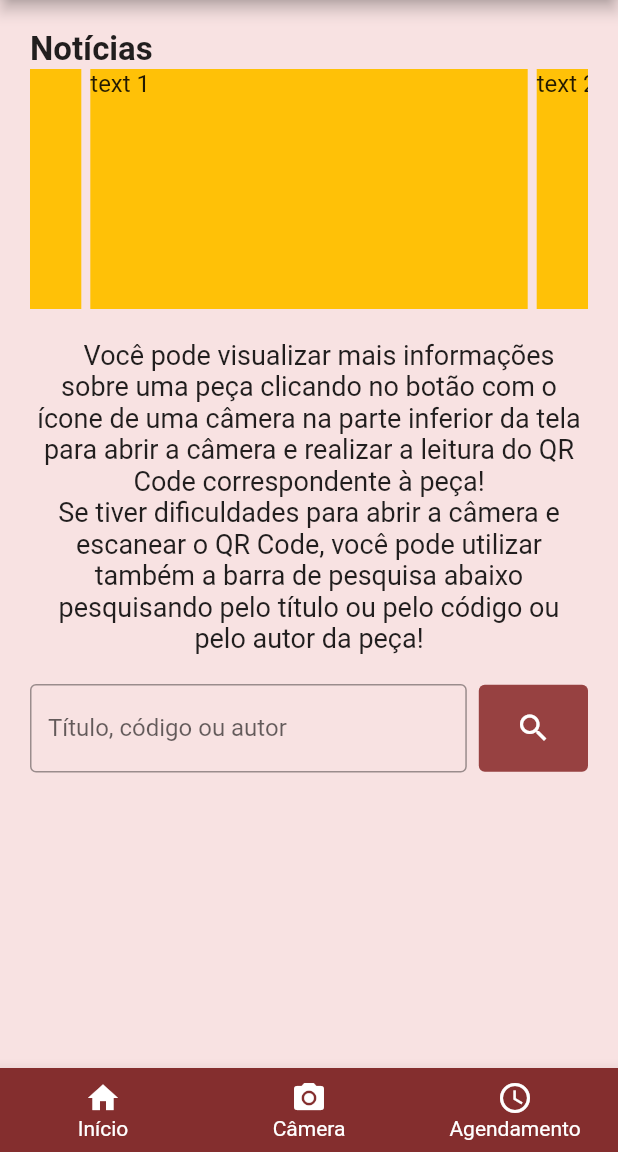
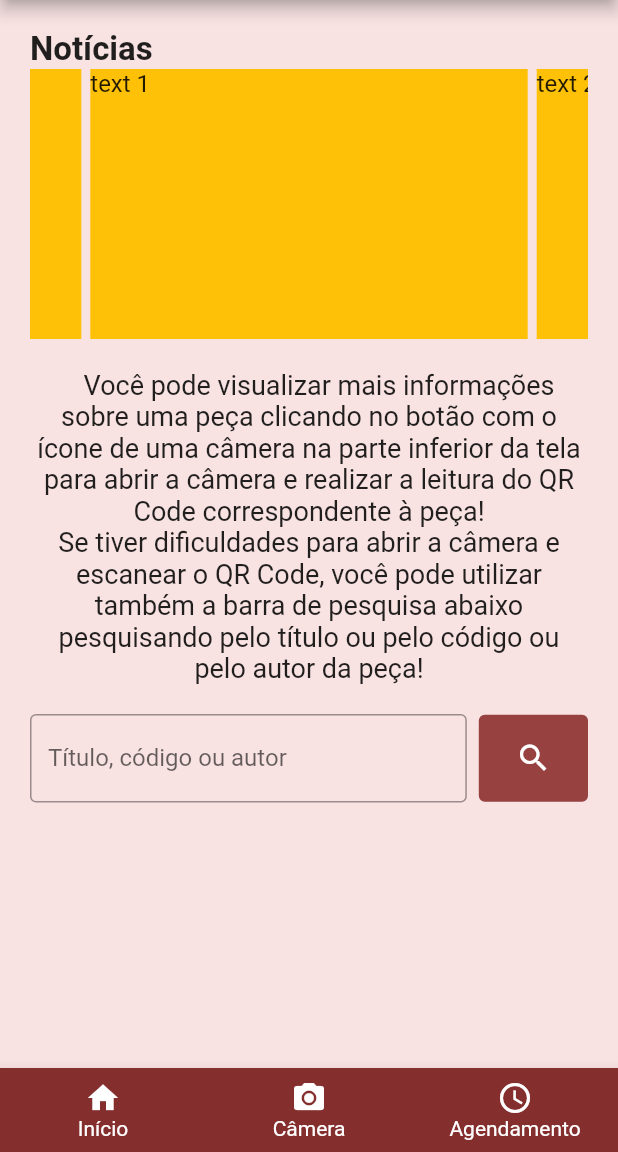
Before and after one commit to Vitorhoj/MUSEAR-App, a Flutter app: the screen it shows after launch, on a phone screen of 412 x 824 dp, the part 84-1236 px from its top. Run offline on Flutter 3.47's test engine with Material 2 defaults, Android fonts, the phone set to English and light mode, and no system bars; drawn by our look-alikes of carousel_slider.

Commit message:
Increasing CarouselSlider height.

```diff
--- a/lib/main.dart
+++ b/lib/main.dart
@@ -140,7 +140,7 @@ class _MyHomeScreenState extends State<MyHomeScreen> {
               ),
             ),
             CarouselSlider(
-              options: CarouselOptions(height: 160.0),
+              options: CarouselOptions(height: 180.0),
               items: [1, 2, 3, 4].map((i) {
                 return Builder(
                   builder: (BuildContext context) {
```
